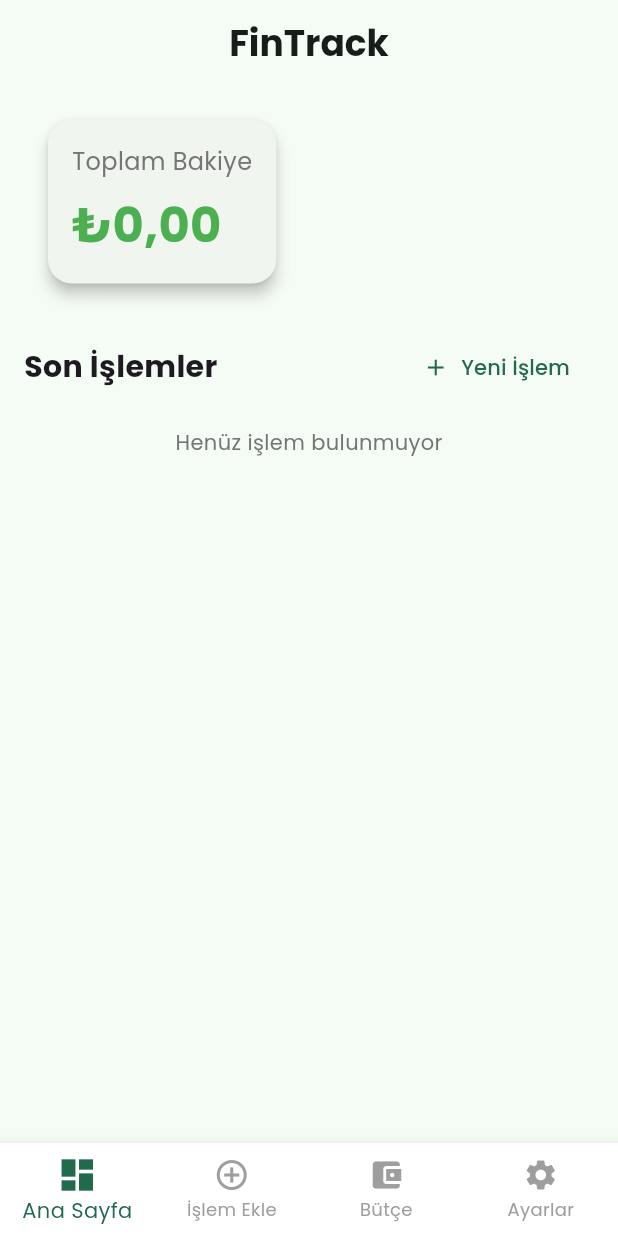
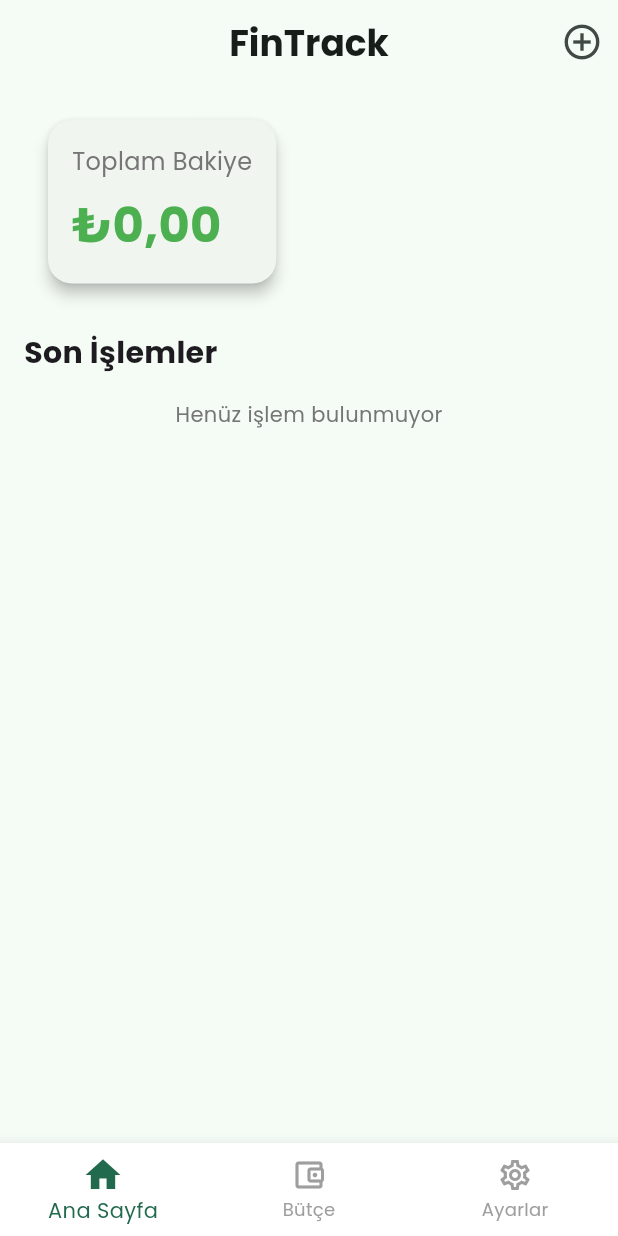
Before and after one commit to simayardic/FinTrack, a Flutter app: the screen it shows after launch, on a phone screen of 412 x 824 dp. Run offline on Flutter 3.47's test engine with Material 3 defaults, Android fonts, the phone set to English and light mode, and no system bars; drawn by our look-alikes of flutter_animate; our stand-ins replace fl_chart, google_fonts.

Commit message:
no error

```diff
--- a/lib/main.dart
+++ b/lib/main.dart
@@ -5,7 +5,6 @@ import 'package:flutter_animate/flutter_animate.dart';
 import 'screens/home_screen.dart';
 import 'screens/settings_screen.dart';
 import 'screens/budget_screen.dart';
-import 'screens/transaction_form_screen.dart';
 import 'models/budget.dart';
 import 'providers/budget_provider.dart';
 import 'providers/transaction_provider.dart';
@@ -70,11 +69,28 @@ class DashboardScreen extends StatefulWidget {
 class _DashboardScreenState extends State<DashboardScreen> {
   int _selectedIndex = 0;
 
-  final List<Widget> _screens = [
-    const HomeScreen(),
-    const TransactionFormScreen(),
-    const BudgetScreen(),
-    const SettingsScreen(),
+  static const List<Widget> _screens = [
+    HomeScreen(),
+    BudgetScreen(),
+    SettingsScreen(),
+  ];
+
+  static const List<BottomNavigationBarItem> _navItems = [
+    BottomNavigationBarItem(
+      icon: Icon(Icons.home_outlined),
+      activeIcon: Icon(Icons.home),
+      label: "Ana Sayfa"
+    ),
+    BottomNavigationBarItem(
+      icon: Icon(Icons.account_balance_wallet_outlined),
+      activeIcon: Icon(Icons.account_balance_wallet),
+      label: "Bütçe"
+    ),
+    BottomNavigationBarItem(
+      icon: Icon(Icons.settings_outlined),
+      activeIcon: Icon(Icons.settings),
+      label: "Ayarlar"
+    ),
   ];
 
   void _onItemTapped(int index) {
@@ -86,18 +102,16 @@ class _DashboardScreenState extends State<DashboardScreen> {
   @override
   Widget build(BuildContext context) {
     return Scaffold(
-      body: _screens[_selectedIndex],
+      body: IndexedStack(
+        index: _selectedIndex,
+        children: _screens,
+      ),
       bottomNavigationBar: BottomNavigationBar(
         currentIndex: _selectedIndex,
         onTap: _onItemTapped,
         selectedItemColor: Theme.of(context).colorScheme.primary,
         type: BottomNavigationBarType.fixed,
-        items: const [
-          BottomNavigationBarItem(icon: Icon(Icons.dashboard), label: "Ana Sayfa"),
-          BottomNavigationBarItem(icon: Icon(Icons.add_circle_outline), label: "İşlem Ekle"),
-          BottomNavigationBarItem(icon: Icon(Icons.account_balance_wallet), label: "Bütçe"),
-          BottomNavigationBarItem(icon: Icon(Icons.settings), label: "Ayarlar"),
-        ],
+        items: _navItems,
       ),
     );
   }
--- a/lib/providers/budget_provider.dart
+++ b/lib/providers/budget_provider.dart
@@ -20,9 +20,8 @@ class BudgetProvider with ChangeNotifier {
     return _budgets.fold(0, (sum, budget) => sum + budget.spent);
   }
 
-  void addBudget(Budget budget) {
-    _budgets.add(budget);
-    notifyListeners();
+  double getTotalBudget() {
+    return _budgets.fold(0, (sum, budget) => sum + budget.limit);
   }
 
   void updateBudget(Budget budget) {
--- a/lib/screens/home_screen.dart
+++ b/lib/screens/home_screen.dart
@@ -1,12 +1,10 @@
 import 'package:flutter/material.dart';
-import 'package:http/http.dart' as http;
-import 'dart:convert';
 import 'package:provider/provider.dart';
 import 'package:flutter_animate/flutter_animate.dart';
 import 'package:google_fonts/google_fonts.dart';
 import '../providers/transaction_provider.dart';
 import '../utils/utils.dart';
-import 'transaction_form_screen.dart';
+import '../screens/transaction_form_screen.dart';
 
 class HomeScreen extends StatelessWidget {
   const HomeScreen({super.key});
@@ -22,6 +20,12 @@ class HomeScreen extends StatelessWidget {
             fontSize: 24,
           ),
         ),
+        actions: [
+          IconButton(
+            icon: const Icon(Icons.add_circle_outline, size: 28),
+            onPressed: () => _showAddTransactionSheet(context),
+          ),
+        ],
       ),
       body: Consumer<TransactionProvider>(
         builder: (context, provider, child) {
@@ -59,29 +63,12 @@ class HomeScreen extends StatelessWidget {
                   ),
                 ).animate().fadeIn().slideX(),
                 const SizedBox(height: 24),
-                Row(
-                  mainAxisAlignment: MainAxisAlignment.spaceBetween,
-                  children: [
                 Text(
                   'Son İşlemler',
                   style: GoogleFonts.poppins(
                     fontSize: 20,
                     fontWeight: FontWeight.bold,
                   ),
-                    ),
-                    TextButton.icon(
-                      onPressed: () {
-                        Navigator.push(
-                          context,
-                          MaterialPageRoute(
-                            builder: (context) => const TransactionFormScreen(),
-                          ),
-                        );
-                      },
-                      icon: const Icon(Icons.add),
-                      label: const Text('Yeni İşlem'),
-                    ),
-                  ],
                 ).animate().fadeIn().slideX(),
                 const SizedBox(height: 16),
                 if (provider.transactions.isEmpty)
@@ -147,4 +134,20 @@ class HomeScreen extends StatelessWidget {
       ),
     );
   }
+
+  void _showAddTransactionSheet(BuildContext context) {
+    showModalBottomSheet(
+      context: context,
+      isScrollControlled: true,
+      backgroundColor: Colors.transparent,
+      builder: (context) => Container(
+        height: MediaQuery.of(context).size.height * 0.85,
+        decoration: const BoxDecoration(
+          color: Colors.white,
+          borderRadius: BorderRadius.vertical(top: Radius.circular(20)),
+        ),
+        child: const TransactionFormScreen(),
+      ),
+    );
   }
+}
```
Also changed, not shown: lib/screens/transaction_form_screen.dart (+20 -12 lines), pubspec.yaml (+9 -12 lines), 97 other files. Lines whose indentation alone changed are shown as unchanged.
